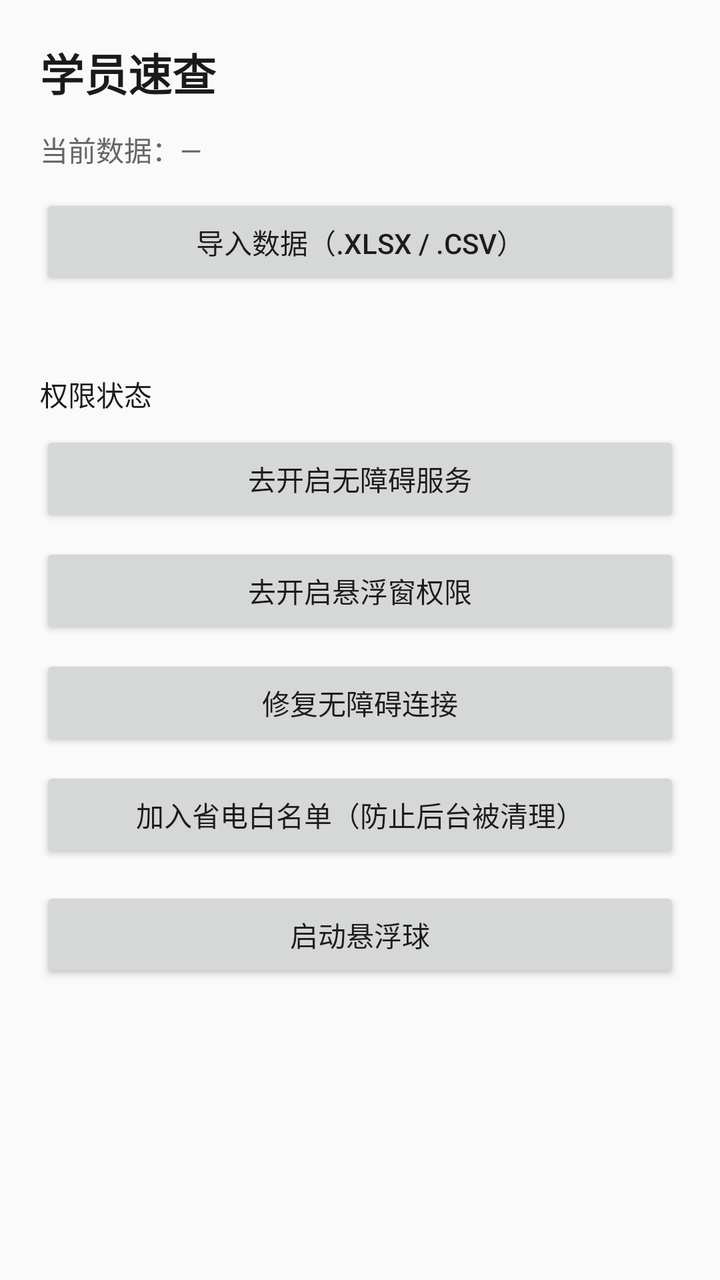
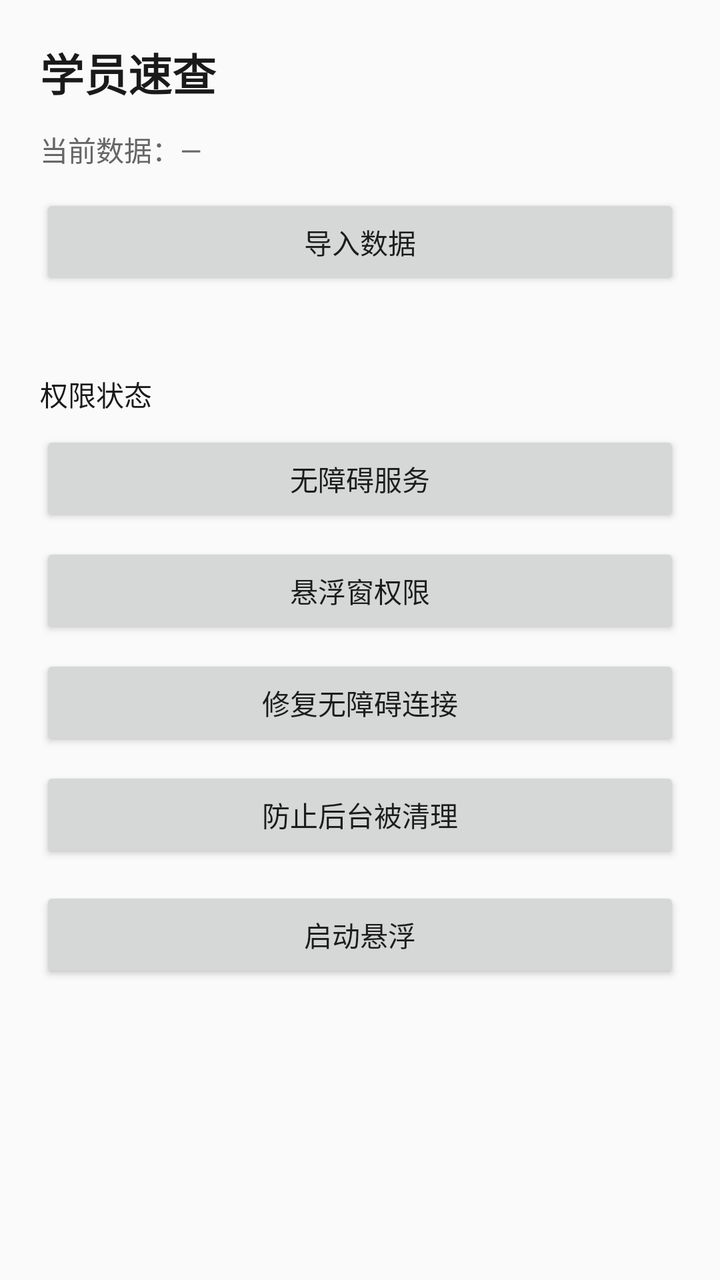

Two renders of the same Android screen: before a commit and after it. Below are the layout's source before the change and the commit's diff.
<!-- AndroidManifest.xml: application theme Theme.StudentLookup -->
<!-- res/layout/activity_main.xml -->
<?xml version="1.0" encoding="utf-8"?>
<ScrollView xmlns:android="http://schemas.android.com/apk/res/android"
    android:layout_width="match_parent"
    android:layout_height="match_parent">

    <LinearLayout
        android:layout_width="match_parent"
        android:layout_height="wrap_content"
        android:orientation="vertical"
        android:padding="20dp">

        <TextView
            android:layout_width="match_parent"
            android:layout_height="wrap_content"
            android:text="@string/app_name"
            android:textSize="22sp"
            android:textStyle="bold"
            android:textColor="@color/text_primary" />

        <TextView
            android:id="@+id/tv_data"
            android:layout_width="match_parent"
            android:layout_height="wrap_content"
            android:layout_marginTop="12dp"
            android:text="当前数据：—"
            android:textSize="14sp"
            android:textColor="@color/text_secondary" />

        <Button
            android:id="@+id/btn_import"
            android:layout_width="match_parent"
            android:layout_height="wrap_content"
            android:layout_marginTop="12dp"
            android:text="导入数据（.xlsx / .csv）" />

        <TextView
            android:id="@+id/tv_import_result"
            android:layout_width="match_parent"
            android:layout_height="wrap_content"
            android:layout_marginTop="8dp"
            android:textSize="13sp"
            android:textColor="@color/text_secondary" />

        <TextView
            android:id="@+id/tv_perm"
            android:layout_width="match_parent"
            android:layout_height="wrap_content"
            android:layout_marginTop="16dp"
            android:text="权限状态"
            android:textSize="14sp"
            android:textColor="@color/text_primary" />

        <Button
            android:id="@+id/btn_open_accessibility"
            android:layout_width="match_parent"
            android:layout_height="wrap_content"
            android:layout_marginTop="8dp"
            android:text="去开启无障碍服务" />

        <Button
            android:id="@+id/btn_open_overlay"
            android:layout_width="match_parent"
            android:layout_height="wrap_content"
            android:layout_marginTop="8dp"
            android:text="去开启悬浮窗权限" />

        <Button
            android:id="@+id/btn_repair"
            android:layout_width="match_parent"
            android:layout_height="wrap_content"
            android:layout_marginTop="8dp"
            android:text="修复无障碍连接" />

        <Button
            android:id="@+id/btn_battery"
            android:layout_width="match_parent"
            android:layout_height="wrap_content"
            android:layout_marginTop="8dp"
            android:text="加入省电白名单（防止后台被清理）" />

        <Button
            android:id="@+id/btn_start"
            android:layout_width="match_parent"
            android:layout_height="wrap_content"
            android:layout_marginTop="12dp"
            android:text="启动悬浮球" />

    </LinearLayout>
</ScrollView>
<!-- resources referenced by this layout -->
<resources>
  <color name="text_primary">#1A1A1A</color>
  <color name="text_secondary">#666666</color>
  <string name="app_name">学员速查</string>
  <style name="Theme.StudentLookup" parent="Theme.AppCompat.DayNight.NoActionBar">
          <item name="colorPrimary">@color/purple_500</item>
          <item name="colorPrimaryDark">@color/purple_700</item>
          <item name="colorAccent">@color/teal_200</item>
      </style>
  <color name="purple_500">#6750A4</color>
  <color name="purple_700">#4F378B</color>
  <color name="teal_200">#03DAC5</color>
</resources>

<!-- the commit's change to res/layout/activity_main.xml (unified diff, before → after) -->
@@ -31,7 +31,7 @@
             android:layout_width="match_parent"
             android:layout_height="wrap_content"
             android:layout_marginTop="12dp"
-            android:text="导入数据（.xlsx / .csv）" />
+            android:text="导入数据" />
 
         <TextView
             android:id="@+id/tv_import_result"
@@ -55,14 +55,14 @@
             android:layout_width="match_parent"
             android:layout_height="wrap_content"
             android:layout_marginTop="8dp"
-            android:text="去开启无障碍服务" />
+            android:text="无障碍服务" />
 
         <Button
             android:id="@+id/btn_open_overlay"
             android:layout_width="match_parent"
             android:layout_height="wrap_content"
             android:layout_marginTop="8dp"
-            android:text="去开启悬浮窗权限" />
+            android:text="悬浮窗权限" />
 
         <Button
             android:id="@+id/btn_repair"
@@ -76,14 +76,14 @@
             android:layout_width="match_parent"
             android:layout_height="wrap_content"
             android:layout_marginTop="8dp"
-            android:text="加入省电白名单（防止后台被清理）" />
+            android:text="防止后台被清理" />
 
         <Button
             android:id="@+id/btn_start"
             android:layout_width="match_parent"
             android:layout_height="wrap_content"
             android:layout_marginTop="12dp"
-            android:text="启动悬浮球" />
+            android:text="启动悬浮" />
 
     </LinearLayout>
 </ScrollView>
